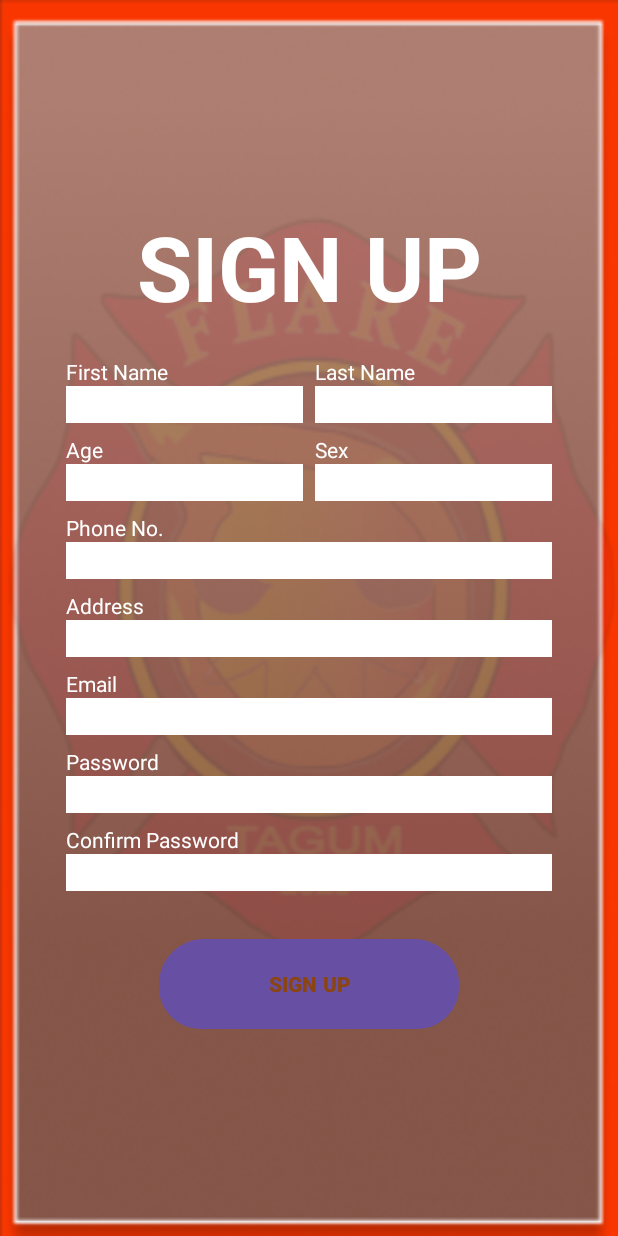
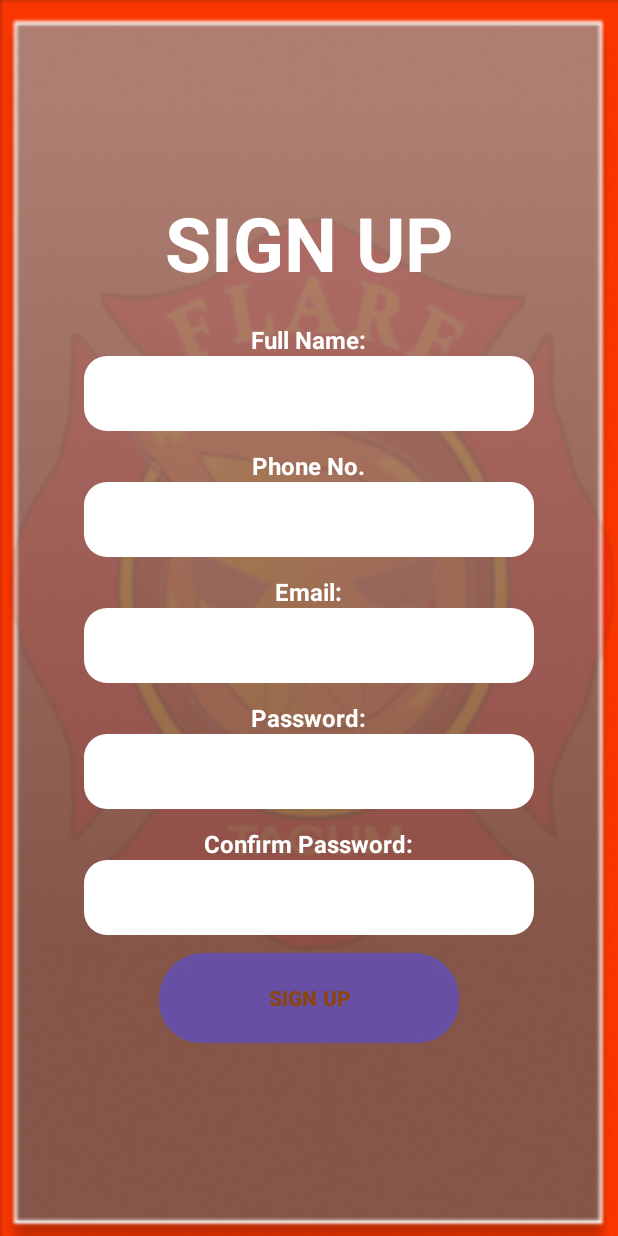
Before and after one commit to Akuma343/FLARE, an Android app: the layout activity_signup.xml on its own in the app's theme, with its tools: preview values and no code run, on a phone screen of 412 x 824 dp. Run offline under Robolectric (Android 15) with nearby library versions, the phone set to English and light mode, and no system bars.

```diff
--- /dev/null
+++ b/app/src/main/res/drawable/rounded_edittext.xml
@@ -0,0 +1,6 @@
+<?xml version="1.0" encoding="utf-8"?>
+<shape xmlns:android="http://schemas.android.com/apk/res/android" android:shape="rectangle">
+    <corners android:radius="15dp"/>
+    <solid android:color="@android:color/white"/>
+    <padding android:left="12dp" android:right="12dp" android:top="8dp" android:bottom="8dp"/>
+</shape>
--- a/app/src/main/res/layout/activity_login.xml
+++ b/app/src/main/res/layout/activity_login.xml
@@ -33,35 +33,42 @@
             android:layout_marginBottom="16dp" />
 
         <!-- Email Input -->
+
         <TextView
             android:layout_width="wrap_content"
             android:layout_height="wrap_content"
             android:layout_marginBottom="4dp"
             android:text="Email:"
-            android:textColor="@android:color/white" />
+            android:textColor="@android:color/white"
+            android:textSize="20dp"
+            android:textStyle="bold" />
 
         <EditText
-            android:layout_width="match_parent"
-            android:layout_height="wrap_content"
+            android:layout_width="394dp"
+            android:layout_height="50dp"
             android:layout_marginBottom="12dp"
-            android:background="@android:color/white"
-            android:padding="10dp" />
-
+            android:background="@drawable/rounded_edittext"
+            android:inputType="textEmailAddress"
+            android:padding="12dp"
+            android:textColor="@color/black" />
         <!-- Password Input -->
         <TextView
             android:layout_width="wrap_content"
             android:layout_height="wrap_content"
             android:layout_marginBottom="4dp"
             android:text="Password:"
+            android:textSize="20dp"
+            android:textStyle="bold"
             android:textColor="@android:color/white" />
 
         <EditText
-            android:layout_width="match_parent"
-            android:layout_height="wrap_content"
-            android:layout_marginBottom="16dp"
-            android:background="@android:color/white"
-            android:inputType="textPassword"
-            android:padding="10dp" />
+            android:layout_width="394dp"
+            android:layout_height="50dp"
+            android:layout_marginBottom="12dp"
+            android:background="@drawable/rounded_edittext"
+            android:inputType="textEmailAddress"
+            android:padding="12dp"
+            android:textColor="@color/black" />
 
         <!-- Login Button -->
         <Button
--- a/app/src/main/res/layout/activity_signup.xml
+++ b/app/src/main/res/layout/activity_signup.xml
@@ -14,172 +14,123 @@
     <LinearLayout
         android:layout_width="match_parent"
         android:layout_height="wrap_content"
+        android:layout_centerVertical="true"
+        android:layout_marginTop="10dp"
+        android:gravity="center"
         android:orientation="vertical"
-        android:padding="24dp"
-        android:layout_margin="20dp"
-        android:layout_centerHorizontal="true"
-        android:layout_centerInParent="true">
+        android:padding="24dp">
 
         <!-- Sign Up Title -->
         <TextView
-            android:layout_width="match_parent"
+            android:layout_width="wrap_content"
             android:layout_height="wrap_content"
+            android:layout_marginBottom="20dp"
+            android:gravity="center"
             android:text="SIGN UP"
-            android:textSize="60sp"
-            android:textStyle="bold"
             android:textColor="@android:color/white"
-            android:gravity="center"
-            android:layout_marginBottom="20dp" />
+            android:textSize="50sp"
+            android:textStyle="bold" />
 
-        <!-- Name Fields -->
-        <LinearLayout
-            android:layout_width="match_parent"
+        <!-- Full Name -->
+
+        <TextView
+            android:layout_width="wrap_content"
             android:layout_height="wrap_content"
-            android:orientation="horizontal"
-            android:layout_marginBottom="8dp">
+            android:text="Full Name:"
+            android:textColor="@android:color/white"
+            android:textSize="16sp"
+            android:textStyle="bold" />
 
-            <LinearLayout
-                android:layout_width="0dp"
-                android:layout_height="wrap_content"
-                android:layout_weight="1"
-                android:orientation="vertical">
-                <TextView
-                    android:layout_width="wrap_content"
-                    android:layout_height="wrap_content"
-                    android:text="First Name"
-                    android:textColor="@android:color/white" />
-                <EditText
-                    android:layout_width="match_parent"
-                    android:layout_height="wrap_content"
-                    android:background="@android:color/white"/>
-            </LinearLayout>
+        <EditText
+            android:layout_width="300dp"
+            android:layout_height="50dp"
+            android:layout_marginBottom="12dp"
+            android:textColor="@color/black"
+            android:background="@drawable/rounded_edittext"
+            android:inputType="textEmailAddress"
+            android:padding="12dp"
+            />
 
-            <LinearLayout
-                android:layout_width="0dp"
-                android:layout_height="wrap_content"
-                android:layout_weight="1"
-                android:orientation="vertical"
-                android:layout_marginStart="8dp">
-                <TextView
-                    android:layout_width="wrap_content"
-                    android:layout_height="wrap_content"
-                    android:text="Last Name"
-                    android:textColor="@android:color/white" />
-                <EditText
-                    android:layout_width="match_parent"
-                    android:layout_height="wrap_content"
-                    android:background="@android:color/white"/>
-            </LinearLayout>
-        </LinearLayout>
-
-        <!-- Age & Sex Fields -->
-        <LinearLayout
-            android:layout_width="match_parent"
-            android:layout_height="wrap_content"
-            android:orientation="horizontal"
-            android:layout_marginBottom="8dp">
-
-            <LinearLayout
-                android:layout_width="0dp"
-                android:layout_height="wrap_content"
-                android:layout_weight="1"
-                android:orientation="vertical">
-                <TextView
-                    android:layout_width="wrap_content"
-                    android:layout_height="wrap_content"
-                    android:text="Age"
-                    android:textColor="@android:color/white" />
-                <EditText
-                    android:layout_width="match_parent"
-                    android:layout_height="wrap_content"
-                    android:background="@android:color/white"/>
-            </LinearLayout>
-
-            <LinearLayout
-                android:layout_width="0dp"
-                android:layout_height="wrap_content"
-                android:layout_weight="1"
-                android:orientation="vertical"
-                android:layout_marginStart="8dp">
-                <TextView
-                    android:layout_width="wrap_content"
-                    android:layout_height="wrap_content"
-                    android:text="Sex"
-                    android:textColor="@android:color/white" />
-                <EditText
-                    android:layout_width="match_parent"
-                    android:layout_height="wrap_content"
-                    android:background="@android:color/white"/>
-            </LinearLayout>
-        </LinearLayout>
-
-        <!-- Other Input Fields -->
+        <!-- Phone No -->
         <TextView
             android:layout_width="wrap_content"
             android:layout_height="wrap_content"
             android:text="Phone No."
-            android:textColor="@android:color/white" />
+            android:textColor="@android:color/white"
+            android:textSize="16sp"
+            android:textStyle="bold"/>
+
         <EditText
-            android:layout_width="match_parent"
-            android:layout_height="wrap_content"
-            android:background="@android:color/white"
-            android:layout_marginBottom="8dp"/>
+            android:layout_width="300dp"
+            android:layout_height="50dp"
+            android:layout_marginBottom="12dp"
+            android:textColor="@color/black"
+            android:background="@drawable/rounded_edittext"
+            android:inputType="textEmailAddress"
+            android:padding="12dp" />
 
+        <!-- Email -->
         <TextView
             android:layout_width="wrap_content"
             android:layout_height="wrap_content"
-            android:text="Address"
-            android:textColor="@android:color/white" />
+            android:text="Email:"
+            android:textColor="@android:color/white"
+            android:textSize="16sp"
+            android:textStyle="bold"/>
+
         <EditText
-            android:layout_width="match_parent"
-            android:layout_height="wrap_content"
-            android:background="@android:color/white"
-            android:layout_marginBottom="8dp"/>
+            android:layout_width="300dp"
+            android:layout_height="50dp"
+            android:layout_marginBottom="12dp"
+            android:textColor="@color/black"
+            android:background="@drawable/rounded_edittext"
+            android:inputType="textEmailAddress"
+            android:padding="12dp" />
 
+        <!-- Password -->
         <TextView
             android:layout_width="wrap_content"
             android:layout_height="wrap_content"
-            android:text="Email"
-            android:textColor="@android:color/white" />
+            android:text="Password:"
+            android:textColor="@android:color/white"
+            android:textSize="16sp"
+            android:textStyle="bold"/>
+
         <EditText
-            android:layout_width="match_parent"
-            android:layout_height="wrap_content"
-            android:background="@android:color/white"
-            android:layout_marginBottom="8dp"/>
+            android:layout_width="300dp"
+            android:layout_height="50dp"
+            android:layout_marginBottom="12dp"
+            android:textColor="@color/black"
+            android:background="@drawable/rounded_edittext"
+            android:inputType="textEmailAddress"
+            android:padding="12dp" />
 
+        <!-- Confirm Password -->
         <TextView
             android:layout_width="wrap_content"
             android:layout_height="wrap_content"
-            android:text="Password"
-            android:textColor="@android:color/white" />
+            android:text="Confirm Password:"
+            android:textColor="@android:color/white"
+            android:textSize="16sp"
+            android:textStyle="bold" />
+
         <EditText
-            android:layout_width="match_parent"
-            android:layout_height="wrap_content"
-            android:background="@android:color/white"
-            android:inputType="textPassword"
-            android:layout_marginBottom="8dp"/>
-
-        <TextView
-            android:layout_width="wrap_content"
-            android:layout_height="wrap_content"
-            android:text="Confirm Password"
-            android:textColor="@android:color/white" />
-        <EditText
-            android:layout_width="match_parent"
-            android:layout_height="wrap_content"
-            android:background="@android:color/white"
-            android:inputType="textPassword"
-            android:layout_marginBottom="16dp"/>
+            android:layout_width="300dp"
+            android:layout_height="50dp"
+            android:layout_marginBottom="12dp"
+            android:textColor="@color/black"
+            android:background="@drawable/rounded_edittext"
+            android:inputType="textEmailAddress"
+            android:padding="12dp" />
 
         <!-- Sign Up Button -->
         <Button
             android:layout_width="200dp"
             android:layout_height="60dp"
+            android:layout_gravity="center"
+            android:background="@drawable/rounded_button"
             android:text="SIGN UP"
-            android:background="@drawable/rounded_button"
             android:textColor="#8B4513"
-            android:textStyle="bold"
-            android:layout_gravity="center"
-            android:layout_marginTop="16dp" />
+            android:textStyle="bold" />
     </LinearLayout>
 </RelativeLayout>
--- a/app/src/main/res/values/colors.xml
+++ b/app/src/main/res/values/colors.xml
@@ -2,4 +2,6 @@
 <resources>
     <color name="black">#FF000000</color>
     <color name="white">#FFFFFFFF</color>
+    <color name="gray">#808080</color>
+
 </resources>
```
